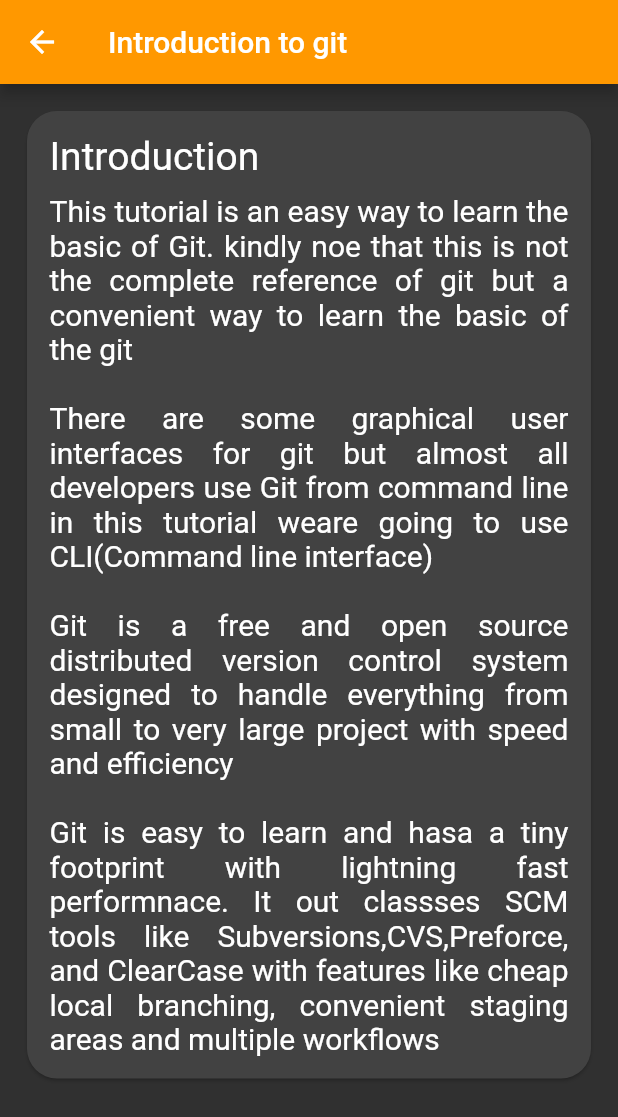
After one commit to Bibhukiju/learnGit, a Flutter app: the screen it shows after launch, after a tap on "Introduction to git", on a phone screen of 412 x 824 dp. The commit adds this screen. Shown: the top 1117 px of the screen. Run offline on Flutter 3.47's test engine with Material 2 defaults, Android fonts, the phone set to English and light mode, and no system bars.

Commit message:
logic is complete and first 2 pages is tested

```diff
--- /dev/null
+++ b/easygit/lib/constants/constants.dart
@@ -0,0 +1,20 @@
+import 'package:easygit/models/canddescmodel.dart';
+
+List<List<CnDesc>> listPages = [
+  [
+    CnDesc(
+        command: "Introduction",
+        desc:
+            "This tutorial is an easy way to learn the basic of Git. kindly noe that this is not the complete reference of git but a convenient way to learn the basic of the git \n\nThere are some graphical user interfaces for git but almost all developers use Git from command line in this tutorial weare going to use CLI(Command line interface) \n\nGit is a free and open source distributed version control system designed to handle everything from small to very large project with speed and efficiency \n\nGit is easy to learn and hasa a tiny footprint with lightning fast performnace. It out classses SCM tools like Subversions,CVS,Preforce, and ClearCase with features like cheap local branching, convenient staging areas and multiple workflows"),
+  ],
+  [
+    CnDesc(
+        command: "\$ git init",
+        desc:
+            "Create an new local repository\n\nThe git init command create new Git repository. It can be used to convert an existing, unversioned project to a git repository or initialize a new empty repository. Most other Git commands are not available outside of an initialized repository so this is usually first command you will run in a new project "),
+            CnDesc(
+             command: "\$ git clone <url>",
+             desc: "Clone an existing repository\n\ngit clone is a git comman line utilty which is used totarget an existing repository and create a clone or a copr of the target repository.Cloning a bare repository. using shallow options to partially clone repositories. Git URL syntax and supported protocols"
+            )
+  ]
+];
--- /dev/null
+++ b/easygit/lib/models/canddescmodel.dart
@@ -0,0 +1,5 @@
+class CnDesc {
+  final String command;
+  final String desc;
+  CnDesc({this.command, this.desc});
+}
--- a/easygit/lib/models/tileModel.dart
+++ b/easygit/lib/models/tileModel.dart
@@ -2,4 +2,5 @@ class LTiles {
   final String title;
   final String params;
   LTiles({this.title, this.params});
+
 }
--- /dev/null
+++ b/easygit/lib/pages/details.dart
@@ -0,0 +1,56 @@
+import 'package:flutter/material.dart';
+import 'package:easygit/constants/constants.dart' as Cons;
+
+class Details extends StatefulWidget {
+  final String title;
+  final int index;
+  Details({this.index, this.title});
+  @override
+  _DetailsState createState() => _DetailsState();
+}
+
+class _DetailsState extends State<Details> {
+  @override
+  Widget build(BuildContext context) {
+    List a = Cons.listPages.elementAt(widget.index);
+    return Scaffold(
+      appBar: AppBar(
+        title: Text(widget.title),
+      ),
+      body: Padding(
+        padding: const EdgeInsets.all(14.0),
+        child: ListView.builder(
+          itemCount: a.length,
+          itemBuilder: (BuildContext context, int index) => Card(
+            shape:
+                RoundedRectangleBorder(borderRadius: BorderRadius.circular(20)),
+            child: Padding(
+              padding: const EdgeInsets.all(15.0),
+              child: Container(
+                child: Column(
+                  crossAxisAlignment: CrossAxisAlignment.start,
+                  children: <Widget>[
+                    Text(
+                      a.elementAt(index).command,
+                      style: TextStyle(fontSize: 26),
+                    ),
+                    SizedBox(
+                      height: 10,
+                    ),
+                    Text.rich(
+                      TextSpan(text: a.elementAt(index).desc),
+                      textAlign: TextAlign.justify,
+                      style: TextStyle(
+                        fontSize: 20,
+                      ),
+                    )
+                  ],
+                ),
+              ),
+            ),
+          ),
+        ),
+      ),
+    );
+  }
+}
--- a/easygit/lib/pages/homescreen.dart
+++ b/easygit/lib/pages/homescreen.dart
@@ -1,5 +1,7 @@
 import 'package:flutter/material.dart';
+import 'package:flutter/rendering.dart';
 import '../models/tileModel.dart';
+import '../pages/details.dart';
 
 class HomeScreen extends StatefulWidget {
   @override
@@ -40,6 +42,13 @@ class _HomeScreenState extends State<HomeScreen> {
               child: Hero(
                 tag: "${lCards.elementAt(index).title}",
                 child: ListTile(
+                  onTap: () {
+                    Navigator.of(context).push(MaterialPageRoute(
+                        builder: (BuildContext context) => Details(
+                              index: index,
+                              title: lCards.elementAt(index).title,
+                            )));
+                  },
                   title: buildTiles(title: lCards.elementAt(index).title),
                 ),
               ),
```
